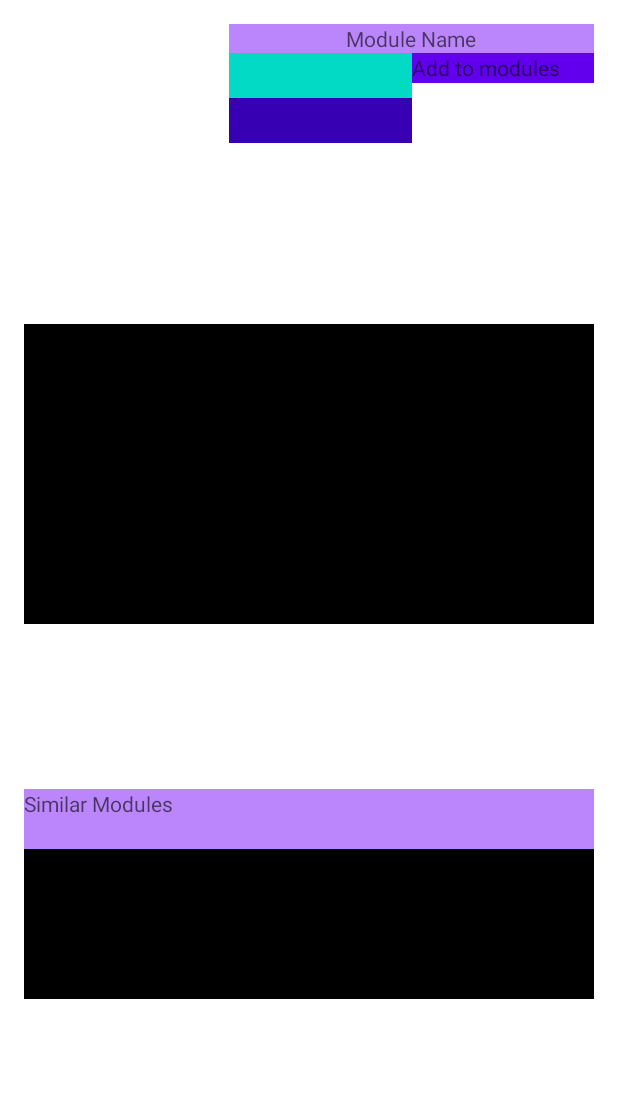
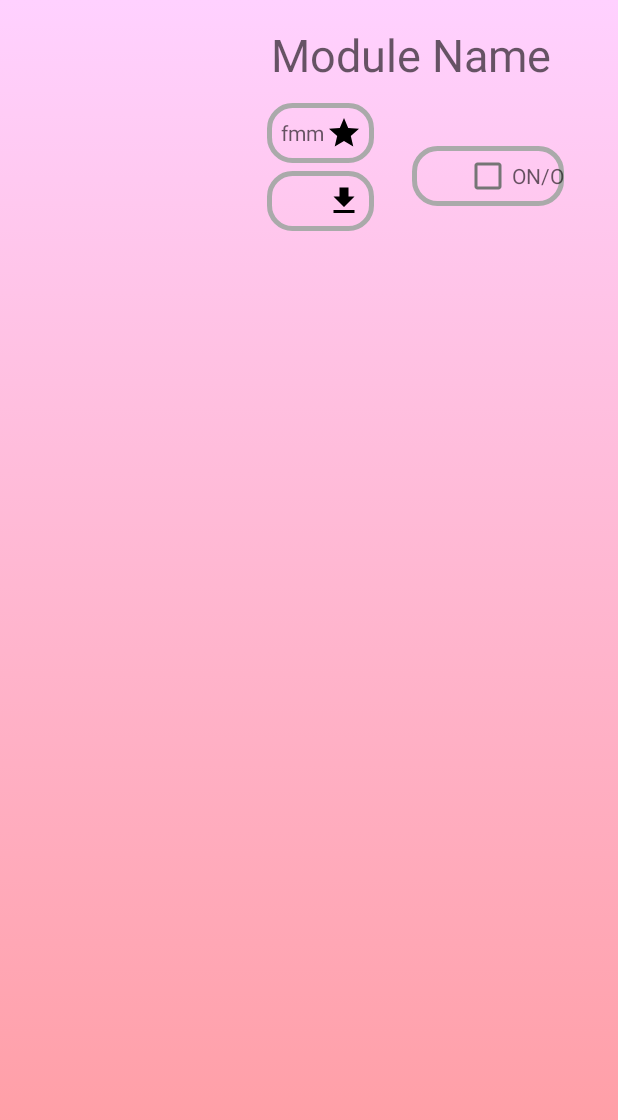
Before and after one commit to RobertGrancsa/AsmiHack, an Android app: the layout activity_module.xml on its own in the app's theme, with its tools: preview values and no code run, on a phone screen of 412 x 824 dp. Shown: the top 1120 px of the screen. Run offline under Robolectric (Android 15) with nearby library versions, the phone set to English and light mode, and no system bars.

Commit message:
Pagina pt module e sacsi af

```diff
--- a/app/src/main/res/drawable/search_view_bg.xml
+++ b/app/src/main/res/drawable/search_view_bg.xml
@@ -1,6 +1,7 @@
 <?xml version="1.0" encoding="utf-8"?>
 <shape xmlns:android="http://schemas.android.com/apk/res/android" android:shape="rectangle">
-    <stroke android:color="@android:color/black"
+    <stroke android:color="@android:color/darker_gray"
         android:width="3dp"/>
+    <corners android:radius="15dp"/>
 
 </shape>
--- /dev/null
+++ b/app/src/main/res/drawable/star_icon.xml
@@ -0,0 +1,5 @@
+<vector android:autoMirrored="true" android:height="24dp"
+    android:tint="#000000" android:viewportHeight="24"
+    android:viewportWidth="24" android:width="24dp" xmlns:android="http://schemas.android.com/apk/res/android">
+    <path android:fillColor="@android:color/white" android:pathData="M12,17.27L18.18,21l-1.64,-7.03L22,9.24l-7.19,-0.61L12,2 9.19,8.63 2,9.24l5.46,4.73L5.82,21z"/>
+</vector>
--- a/app/src/main/res/layout/activity_module.xml
+++ b/app/src/main/res/layout/activity_module.xml
@@ -2,6 +2,7 @@
 <androidx.appcompat.widget.LinearLayoutCompat xmlns:android="http://schemas.android.com/apk/res/android"
     android:layout_width="match_parent"
     android:layout_height="match_parent"
+    android:background="@drawable/gradient"
     android:orientation="vertical"
     android:padding="16dp">
     <LinearLayout
@@ -10,7 +11,7 @@
         android:orientation="vertical">
     <LinearLayout
         android:layout_width="match_parent"
-        android:layout_height="100dp">
+        android:layout_height="150dp">
         <ImageView
             android:layout_width="match_parent"
             android:layout_height="match_parent"
@@ -28,11 +29,13 @@
                 android:id="@+id/moduleName"
                 android:layout_width="match_parent"
                 android:layout_height="wrap_content"
-                android:background="@color/purple_200"
+                android:layout_marginBottom="10dp"
                 android:gravity="center"
+                android:textSize="30dp"
                 android:hint="Module Name"></TextView>
 
             <LinearLayout
+                android:layout_marginTop="2dp"
                 android:layout_width="match_parent"
                 android:layout_height="match_parent"
                 android:orientation="horizontal"
@@ -44,49 +47,52 @@
                     android:layout_weight="1">
                    <TextView
                        android:layout_width="match_parent"
-                       android:background="@color/teal_200"
+                        android:drawableRight="@drawable/star_icon"
                        android:id="@+id/rateBox"
-                       android:layout_height="30dp"></TextView>
+                       android:gravity="center"
+                       android:layout_marginRight="25dp"
+                       android:layout_marginLeft="25dp"
+                       android:paddingRight="8dp"
+                       android:paddingLeft="8dp"
+                       android:background="@drawable/search_view_bg"
+                       android:hint="fmm"
+                       android:layout_marginBottom="5dp"
+                       android:layout_height="40dp"></TextView>
                     <TextView
                         android:layout_width="match_parent"
-                        android:background="@color/purple_700"
+                        android:gravity="center"
+                        android:layout_marginRight="25dp"
+                        android:paddingRight="8dp"
+                        android:paddingLeft="8dp"
+                        android:layout_marginLeft="25dp"
+                        android:drawableRight="@drawable/download_icon"
                         android:layout_height="wrap_content"
-                        android:height="30dp"
+                        android:height="40dp"
+                        android:background="@drawable/search_view_bg"
                         android:id="@+id/numberDownloadsBox"></TextView>
                 </LinearLayout>
-                <TextView
+                <CheckBox
                     android:layout_width="match_parent"
-                    android:layout_height="20dp"
-                    android:hint="Add to modules"
-                    android:background="@color/purple_500"
-                    android:layout_weight="1"></TextView>
+                    android:layout_height="40dp"
+                    android:background="@drawable/search_view_bg"
+                    android:layout_gravity="center"
+                    android:hint="ON/OFF"
+                    android:layout_marginRight="20dp"
+                    android:layout_weight="1"></CheckBox>
             </LinearLayout>
         </LinearLayout>
         </LinearLayout>
 
         <LinearLayout
             android:layout_width="match_parent"
+            android:layout_marginTop="20dp"
             android:layout_height="100dp">
             <TextView
                 android:layout_width="match_parent"
                 android:layout_height="match_parent"
                 android:id="@+id/moduleDescriptionAct"></TextView>
         </LinearLayout>
-        <LinearLayout
-            android:layout_width="match_parent"
-            android:layout_height="200dp"
-            android:background="@color/black">
 
-            <HorizontalScrollView
-                android:layout_width="match_parent"
-                android:layout_height="match_parent">
-
-                <LinearLayout
-                    android:layout_width="wrap_content"
-                    android:layout_height="match_parent"
-                    android:orientation="vertical" />
-            </HorizontalScrollView>
-        </LinearLayout>
 
         <LinearLayout
             android:layout_width="match_parent"
@@ -94,40 +100,17 @@
 
         <LinearLayout
             android:layout_width="match_parent"
-            android:layout_height="100dp">
+            android:layout_marginTop="20dp"
+            android:layout_height="50dp">
             <TextView
                 android:layout_width="match_parent"
                 android:layout_height="match_parent"
                 android:id="@+id/moduleContact"></TextView>
         </LinearLayout>
 
-        <LinearLayout
-            android:layout_width="match_parent"
-            android:layout_height="40dp"
-            android:background="@color/purple_200"
-            android:orientation="vertical">
-            <TextView
-                android:layout_width="match_parent"
-                android:layout_height="match_parent"
-                android:hint="Similar Modules"></TextView>
-        </LinearLayout>
 
-        <LinearLayout
-            android:layout_width="match_parent"
-            android:layout_height="100dp"
-            android:orientation="vertical"
-            android:background="@color/black">
 
-            <HorizontalScrollView
-                android:layout_width="match_parent"
-                android:layout_height="match_parent">
 
-                <LinearLayout
-                    android:layout_width="wrap_content"
-                    android:layout_height="match_parent"
-                    android:orientation="vertical" />
-            </HorizontalScrollView>
-        </LinearLayout>
     </LinearLayout>
 
 
```
